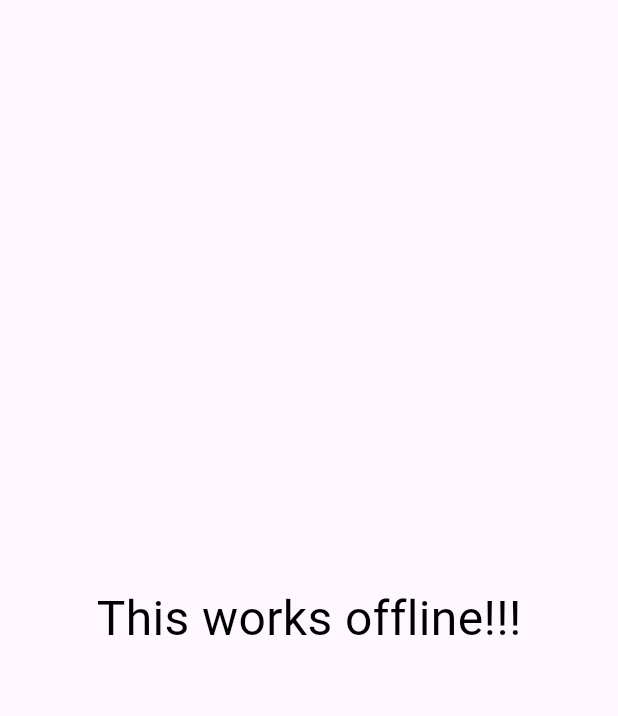
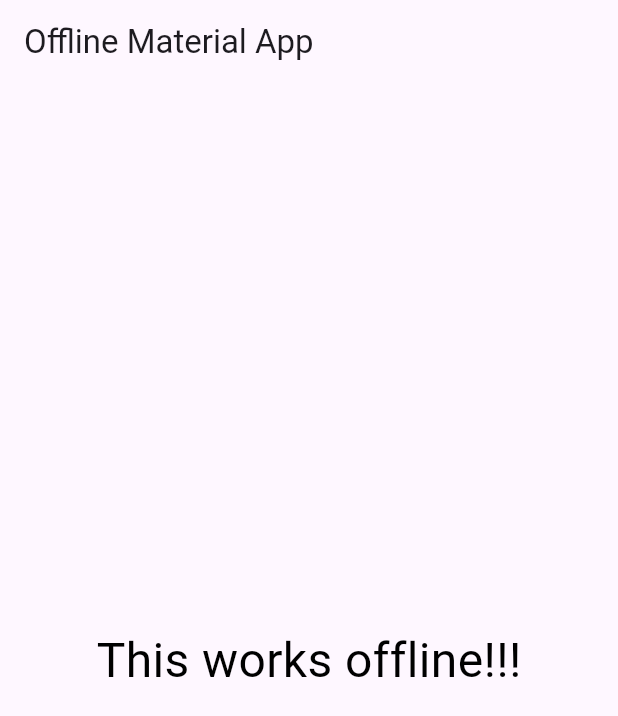
Before and after one commit to gonzalez-nunez-uriel/myofflinecalc, a Flutter app: the screen it shows after launch, on a phone screen of 412 x 824 dp. Shown: the top 716 px of the screen. Run offline on Flutter 3.47's test engine with Material 3 defaults, Android fonts, the phone set to English and light mode, and no system bars.

Commit message:
With AppBar
Why is the AppBar Widget not a constant?
`class AppBar extends StatefulWidget implements PreferredSizeWidget`
I think it is because of the PrefferedSizeWidget.

Wait, I didn't notice. It is a stateful widget. But why? Looking at the code,
it has to do with scrolling.

I don't have time for this right now, but I will look at it later. The important
thing is that this is surprisingly readable.

```diff
--- a/lib/main.dart
+++ b/lib/main.dart
@@ -9,10 +9,13 @@ class MyApp extends StatelessWidget {
 
   @override
   Widget build(BuildContext context) {
-    return const MaterialApp(
+    return MaterialApp(
       title: 'Offline Material App',
       home: Scaffold(
-        body: Center(
+        appBar: AppBar(
+          title: const Text('Offline Material App'),
+        ),
+        body: const Center(
           child: Text(
             'This works offline!!!',
             style: TextStyle(
```
